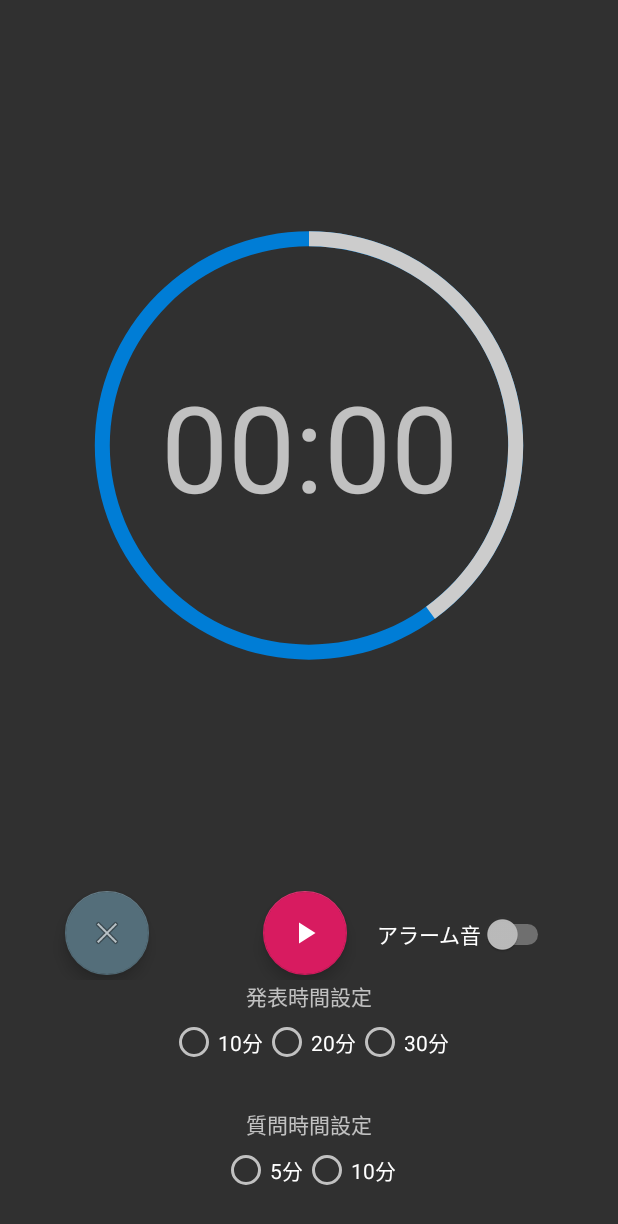
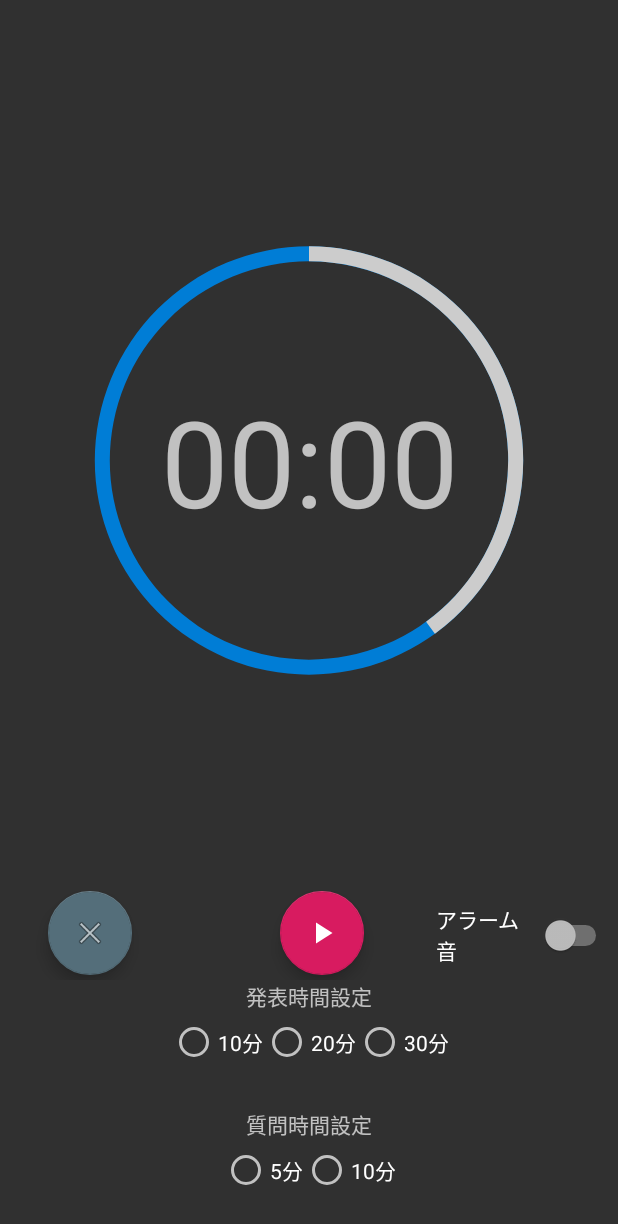
Before and after one commit to mikuta0407/SysDevB_Report, an Android app: the screen it shows after launch (MainActivity), on a phone screen of 412 x 824 dp. Shown: the top 1224 px of the screen. Run offline under Robolectric (Android 15) with nearby library versions, the phone set to English and light mode, and no system bars.

Commit message:
状態保存を付けた。画像変更はまだ。

```diff
--- a/MyRepo04A/app/src/main/AndroidManifest.xml
+++ b/MyRepo04A/app/src/main/AndroidManifest.xml
@@ -15,6 +15,7 @@
 
                 <category android:name="android.intent.category.LAUNCHER" />
             </intent-filter>
+             android:configChanges="keyboardHidden|screenSize|orientation"
         </activity>
     </application>
 
--- a/MyRepo04A/app/src/main/java/com/mikuta0407/myrepo04a/MainActivity.java
+++ b/MyRepo04A/app/src/main/java/com/mikuta0407/myrepo04a/MainActivity.java
@@ -13,7 +13,8 @@ import com.google.android.material.floatingactionbutton.FloatingActionButton;
 
 public class MainActivity extends AppCompatActivity {
 
-    private boolean run = false;
+    boolean run = false;
+
     @Override
     protected void onCreate(Bundle savedInstanceState) {
 
@@ -23,7 +24,12 @@ public class MainActivity extends AppCompatActivity {
         // いろいろ宣言たいむ
         final FloatingActionButton start_pause = findViewById(R.id.start_pause);
 
-
+        if (savedInstanceState!=null) {
+            //savedInstanceStateがnullでないときは
+            //オブジェクトが再作成されたと判断
+            //カウンターの値を復元
+            run = savedInstanceState.getBoolean("runstatus");
+        }
 
         start_pause.setOnClickListener(new View.OnClickListener(){
             @Override
@@ -39,4 +45,11 @@ public class MainActivity extends AppCompatActivity {
             }
         });
     }
+
+    @Override
+    protected void onSaveInstanceState(Bundle outState) {
+        super.onSaveInstanceState(outState);
+        //メンバ変数mCounterを退避
+        outState.putBoolean("runstatus", run);
+    }
 }
--- a/MyRepo04A/app/src/main/res/layout-land/activity_main.xml
+++ b/MyRepo04A/app/src/main/res/layout-land/activity_main.xml
@@ -9,21 +9,23 @@
     <ProgressBar
         android:id="@+id/progressBar"
         style="?android:attr/progressBarStyleHorizontal"
-        android:layout_width="318dp"
-        android:layout_height="280dp"
+        android:layout_width="0dp"
+        android:layout_height="0dp"
 
+        android:layout_marginStart="16dp"
         android:background="@drawable/circular_shape"
         android:indeterminate="false"
+
         android:max="100"
-
         android:progress="40"
         android:progressDrawable="@drawable/circular_progress_bar"
         android:scrollbarDefaultDelayBeforeFade="400"
         android:scrollbarSize="4dp"
         app:layout_constraintBottom_toBottomOf="parent"
-        app:layout_constraintEnd_toStartOf="@+id/constraintLayout"
+        app:layout_constraintEnd_toStartOf="@+id/UIPanel"
         app:layout_constraintStart_toStartOf="parent"
-        app:layout_constraintTop_toTopOf="parent" />
+        app:layout_constraintTop_toTopOf="parent"
+        app:layout_constraintVertical_bias="0.0" />
 
     <TextView
         android:id="@+id/disp_time"
@@ -34,46 +36,41 @@
         android:textStyle="normal"
         app:layout_constraintBottom_toBottomOf="@+id/progressBar"
         app:layout_constraintEnd_toEndOf="@+id/progressBar"
-        app:layout_constraintStart_toStartOf="parent"
+        app:layout_constraintStart_toStartOf="@+id/progressBar"
         app:layout_constraintTop_toTopOf="@+id/progressBar" />
 
     <androidx.constraintlayout.widget.ConstraintLayout
-        android:id="@+id/constraintLayout"
-        android:layout_width="357dp"
-        android:layout_height="369dp"
+        android:id="@+id/UIPanel"
+        android:layout_width="0dp"
+        android:layout_height="0dp"
+        android:layout_marginStart="28dp"
         app:layout_constraintBottom_toBottomOf="parent"
         app:layout_constraintEnd_toEndOf="parent"
+        app:layout_constraintStart_toEndOf="@+id/progressBar"
         app:layout_constraintTop_toTopOf="parent">
 
-        <LinearLayout
-            android:id="@+id/ButtonArea"
-            android:layout_width="363dp"
-            android:layout_height="59dp"
-            android:layout_marginBottom="32dp"
-            android:gravity="center_horizontal"
-            android:orientation="horizontal"
+        <androidx.constraintlayout.widget.ConstraintLayout
+            android:id="@+id/MainButton"
+            android:layout_width="0dp"
+            android:layout_height="64dp"
             app:layout_constraintBottom_toBottomOf="parent"
             app:layout_constraintEnd_toEndOf="parent"
+            app:layout_constraintHorizontal_bias="0.496"
             app:layout_constraintStart_toStartOf="parent"
-            app:layout_constraintTop_toBottomOf="@+id/qtime_radiobox"
-            app:layout_constraintVertical_bias="0.619">
+            app:layout_constraintTop_toBottomOf="@+id/alerm_switch">
 
             <com.google.android.material.floatingactionbutton.FloatingActionButton
                 android:id="@+id/cancel"
                 android:layout_width="wrap_content"
                 android:layout_height="wrap_content"
                 android:layout_gravity="center_horizontal"
-                android:layout_marginEnd="76dp"
-                android:layout_marginBottom="0dp"
-                android:layout_weight="1"
+                android:layout_marginStart="32dp"
                 android:clickable="false"
                 app:backgroundTint="#546E7A"
                 app:layout_constraintBottom_toBottomOf="parent"
-                app:layout_constraintEnd_toEndOf="parent"
-                app:layout_constraintHorizontal_bias="1.0"
                 app:layout_constraintStart_toStartOf="parent"
                 app:layout_constraintTop_toTopOf="parent"
-                app:layout_constraintVertical_bias="0.0"
+                app:layout_constraintVertical_bias="0.571"
                 app:srcCompat="@android:drawable/ic_menu_close_clear_cancel" />
 
             <com.google.android.material.floatingactionbutton.FloatingActionButton
@@ -81,29 +78,14 @@
                 android:layout_width="wrap_content"
                 android:layout_height="wrap_content"
                 android:layout_gravity="center_horizontal"
-                android:layout_marginEnd="0dp"
-                android:layout_marginBottom="0dp"
+                android:layout_marginEnd="32dp"
                 android:clickable="false"
                 app:layout_constraintBottom_toBottomOf="parent"
                 app:layout_constraintEnd_toEndOf="parent"
-                app:layout_constraintHorizontal_bias="1.0"
-                app:layout_constraintStart_toStartOf="parent"
                 app:layout_constraintTop_toTopOf="parent"
-                app:layout_constraintVertical_bias="0.0"
+                app:layout_constraintVertical_bias="0.571"
                 app:srcCompat="@drawable/ic_play" />
-
-            <!-- ↑これは実装時には、押すたびにsrcCompatを切り替えて動作/一時停止を表現予定 -->
-
-            <Switch
-                android:id="@+id/alerm_switch"
-                android:layout_width="80dp"
-                android:layout_height="wrap_content"
-                android:layout_marginStart="20dp"
-                android:layout_marginTop="15dp"
-                android:layout_weight="1"
-                android:text="@string/aleam" />
-
-        </LinearLayout>
+        </androidx.constraintlayout.widget.ConstraintLayout>
 
         <RadioGroup
             android:id="@+id/ptime_radiobox"
@@ -183,6 +165,17 @@
                 android:text="@string/qtime10" />
         </RadioGroup>
 
+        <Switch
+            android:id="@+id/alerm_switch"
+            android:layout_width="120dp"
+            android:layout_height="25dp"
+            android:layout_marginTop="24dp"
+            android:layout_weight="1"
+            android:text="@string/aleam"
+            app:layout_constraintEnd_toEndOf="parent"
+            app:layout_constraintStart_toStartOf="parent"
+            app:layout_constraintTop_toBottomOf="@+id/qtime_radiobox" />
+
     </androidx.constraintlayout.widget.ConstraintLayout>
 
 </androidx.constraintlayout.widget.ConstraintLayout>
--- a/MyRepo04A/app/src/main/res/layout/activity_main.xml
+++ b/MyRepo04A/app/src/main/res/layout/activity_main.xml
@@ -15,7 +15,6 @@
         android:layout_marginStart="40dp"
         android:layout_marginTop="20dp"
         android:layout_marginEnd="40dp"
-        android:layout_marginBottom="20dp"
         android:background="@drawable/circular_shape"
         android:indeterminate="false"
         android:max="100"
@@ -24,7 +23,7 @@
         android:progressDrawable="@drawable/circular_progress_bar"
         android:scrollbarDefaultDelayBeforeFade="400"
         android:scrollbarSize="4dp"
-        app:layout_constraintBottom_toTopOf="@+id/ButtonArea"
+        app:layout_constraintBottom_toTopOf="@+id/constraintLayout"
         app:layout_constraintEnd_toEndOf="parent"
         app:layout_constraintHorizontal_bias="0.495"
         app:layout_constraintStart_toStartOf="parent"
@@ -44,64 +43,55 @@
         app:layout_constraintStart_toStartOf="parent"
         app:layout_constraintTop_toTopOf="@+id/progressBar" />
 
-    <LinearLayout
-        android:id="@+id/ButtonArea"
-        android:layout_width="363dp"
+    <androidx.constraintlayout.widget.ConstraintLayout
+        android:id="@+id/constraintLayout"
+        android:layout_width="0dp"
         android:layout_height="59dp"
-        android:gravity="center_horizontal"
-        android:orientation="horizontal"
         app:layout_constraintBottom_toTopOf="@+id/present_time"
         app:layout_constraintEnd_toEndOf="parent"
         app:layout_constraintStart_toStartOf="parent"
-        app:layout_constraintTop_toBottomOf="@+id/progressBar"
-        app:layout_constraintVertical_bias="0.881">
+        app:layout_constraintTop_toBottomOf="@+id/progressBar">
+
+        <com.google.android.material.floatingactionbutton.FloatingActionButton
+            android:id="@+id/start_pause"
+            android:layout_width="wrap_content"
+            android:layout_height="wrap_content"
+            android:layout_gravity="center_horizontal"
+            android:clickable="false"
+            app:layout_constraintBottom_toBottomOf="parent"
+            app:layout_constraintEnd_toStartOf="@+id/alerm_switch"
+            app:layout_constraintHorizontal_bias="0.673"
+            app:layout_constraintStart_toEndOf="@+id/cancel"
+            app:layout_constraintTop_toTopOf="parent"
+            app:layout_constraintVertical_bias="0.0"
+            app:srcCompat="@drawable/ic_play" />
+
+        <Switch
+            android:id="@+id/alerm_switch"
+            android:layout_width="117dp"
+            android:layout_height="51dp"
+            android:layout_marginEnd="4dp"
+            android:layout_weight="1"
+            android:text="@string/aleam"
+            app:layout_constraintBottom_toBottomOf="parent"
+            app:layout_constraintEnd_toEndOf="parent"
+            app:layout_constraintTop_toTopOf="parent" />
 
         <com.google.android.material.floatingactionbutton.FloatingActionButton
             android:id="@+id/cancel"
             android:layout_width="wrap_content"
             android:layout_height="wrap_content"
             android:layout_gravity="center_horizontal"
-            android:layout_marginEnd="76dp"
-            android:layout_marginBottom="0dp"
+            android:layout_marginStart="32dp"
             android:layout_weight="1"
             android:clickable="false"
             app:backgroundTint="#546E7A"
             app:layout_constraintBottom_toBottomOf="parent"
-            app:layout_constraintEnd_toEndOf="parent"
-            app:layout_constraintHorizontal_bias="1.0"
             app:layout_constraintStart_toStartOf="parent"
             app:layout_constraintTop_toTopOf="parent"
             app:layout_constraintVertical_bias="0.0"
             app:srcCompat="@android:drawable/ic_menu_close_clear_cancel" />
-
-        <com.google.android.material.floatingactionbutton.FloatingActionButton
-            android:id="@+id/start_pause"
-            android:layout_width="wrap_content"
-            android:layout_height="wrap_content"
-            android:layout_gravity="center_horizontal"
-            android:layout_marginEnd="0dp"
-            android:layout_marginBottom="0dp"
-            android:clickable="false"
-            app:layout_constraintBottom_toBottomOf="parent"
-            app:layout_constraintEnd_toEndOf="parent"
-            app:layout_constraintHorizontal_bias="1.0"
-            app:layout_constraintStart_toStartOf="parent"
-            app:layout_constraintTop_toTopOf="parent"
-            app:layout_constraintVertical_bias="0.0"
-            app:srcCompat="@drawable/ic_play" />
-
-        <!-- ↑これは実装時には、押すたびにsrcCompatを切り替えて動作/一時停止を表現予定 -->
-
-        <Switch
-            android:id="@+id/alerm_switch"
-            android:layout_width="80dp"
-            android:layout_height="wrap_content"
-            android:layout_marginStart="20dp"
-            android:layout_marginTop="15dp"
-            android:layout_weight="1"
-            android:text="@string/aleam" />
-
-    </LinearLayout>
+    </androidx.constraintlayout.widget.ConstraintLayout>
 
     <TextView
         android:id="@+id/present_time"
```
